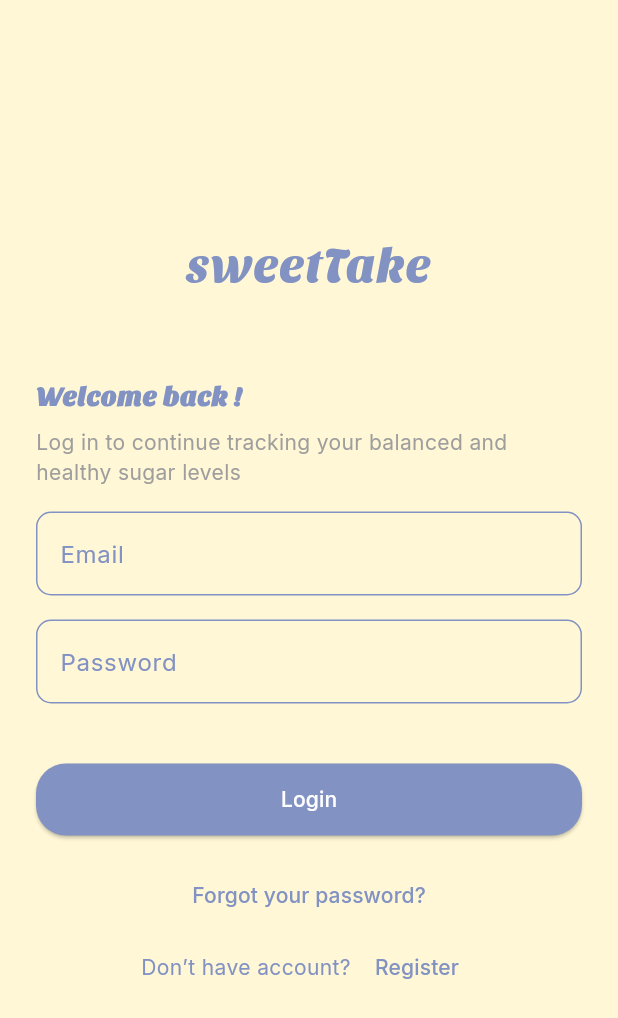
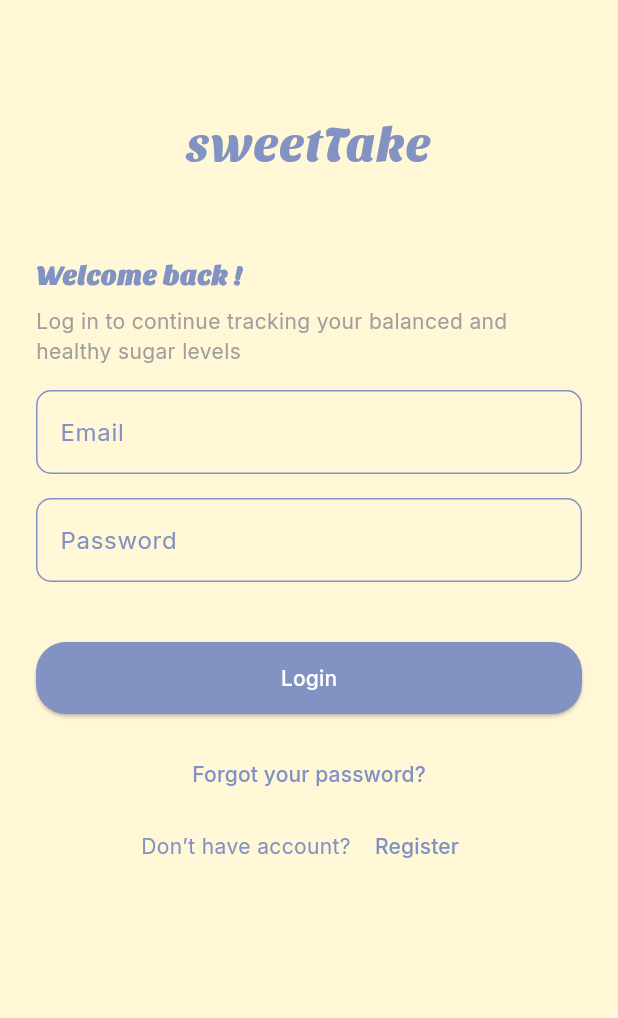
Before and after one commit to balbinopb/sweetTake_app, a Flutter app: the screen it shows after launch, on a phone screen of 412 x 824 dp. Shown: the top 1018 px of the screen. Run offline on Flutter 3.47's test engine with Material 3 defaults, Android fonts, the phone set to English and light mode, and no system bars; our stand-ins replace get, google_fonts.

Commit message:
update login view and controller

```diff
--- a/lib/app/modules/login/views/login_view.dart
+++ b/lib/app/modules/login/views/login_view.dart
@@ -12,13 +12,22 @@ class LoginView extends GetView<LoginController> {
   @override
   Widget build(BuildContext context) {
     return Scaffold(
+      resizeToAvoidBottomInset: true,
       body: SafeArea(
-        child: Padding(
-          padding: const EdgeInsets.all(24.0),
+        child: SingleChildScrollView(
+          padding: const EdgeInsets.all(24),
+          child: ConstrainedBox(
+            constraints: BoxConstraints(
+              minHeight:
+                  MediaQuery.of(context).size.height -
+                  MediaQuery.of(context).padding.top -
+                  MediaQuery.of(context).padding.bottom,
+            ),
+            child: IntrinsicHeight(
               child: Column(
-            mainAxisAlignment: MainAxisAlignment.center,
                 crossAxisAlignment: CrossAxisAlignment.center,
                 children: [
+                  const SizedBox(height: 50),
                   Text(
                     'sweetTake',
                     style: TextStyle(
@@ -27,12 +36,13 @@ class LoginView extends GetView<LoginController> {
                       color: AppColors.primary,
                     ),
                   ),
-              SizedBox(height: 50),
+                  const SizedBox(height: 50),
+
+                  // your content
                   Align(
                     alignment: Alignment.topLeft,
                     child: Text(
                       'Welcome back !',
-                  textAlign: TextAlign.left,
                       style: TextStyle(
                         fontSize: 18,
                         fontFamily: 'sansitaOne',
@@ -41,45 +51,42 @@ class LoginView extends GetView<LoginController> {
                       ),
                     ),
                   ),
-              SizedBox(height: 8),
+                  const SizedBox(height: 8),
                   Text(
                     'Log in to continue tracking your balanced and healthy sugar levels',
-                textAlign: TextAlign.left,
                     style: TextStyle(color: Colors.grey),
                   ),
-              SizedBox(height: 16),
+                  const SizedBox(height: 16),
 
                   CustomTextfield(
                     textController: controller.emailC,
                     labelText: "Email",
                   ),
-              SizedBox(height: 16),
+                  const SizedBox(height: 16),
                   CustomTextfield(
                     textController: controller.passwordC,
                     labelText: "Password",
                   ),
-              SizedBox(height: 40),
+                  const SizedBox(height: 40),
 
                   SizedBox(
                     width: double.infinity,
                     height: 48,
                     child: ElevatedButton(
-                  onPressed: () {
-                    controller.login();
-                  },
-                  style: ButtonStyle(
-                    backgroundColor: WidgetStateProperty.all(AppColors.primary),
-                    shape: WidgetStateProperty.all(
-                      RoundedRectangleBorder(
+                      onPressed: controller.login,
+                      style: ElevatedButton.styleFrom(
+                        backgroundColor: AppColors.primary,
+                        shape: RoundedRectangleBorder(
                           borderRadius: BorderRadius.circular(20),
                         ),
                       ),
-                  ),
-                  child: Text("Login", style: TextStyle(color: Colors.white)),
+                      child: const Text(
+                        "Login",
+                        style: TextStyle(color: Colors.white),
                       ),
                     ),
-
-              SizedBox(height: 16),
+                  ),
+                  const SizedBox(height: 16),
 
                   TextButton(
                     onPressed: () {},
@@ -89,7 +96,6 @@ class LoginView extends GetView<LoginController> {
                     ),
                   ),
 
-              // SizedBox(height: 10),
                   Row(
                     mainAxisAlignment: MainAxisAlignment.center,
                     children: [
@@ -98,9 +104,7 @@ class LoginView extends GetView<LoginController> {
                         style: TextStyle(color: AppColors.primary),
                       ),
                       TextButton(
-                    onPressed: () {
-                      Get.toNamed(Routes.REGISTER);
-                    },
+                        onPressed: () => Get.toNamed(Routes.REGISTER),
                         child: Text(
                           "Register",
                           style: TextStyle(color: AppColors.primary),
@@ -108,7 +112,11 @@ class LoginView extends GetView<LoginController> {
                       ),
                     ],
                   ),
+
+                  const Spacer(),
                 ],
+              ),
+            ),
           ),
         ),
       ),
```
Also changed, not shown: lib/app/modules/login/controllers/login_controller.dart (+40 -7 lines). Lines whose indentation alone changed are shown as unchanged.
